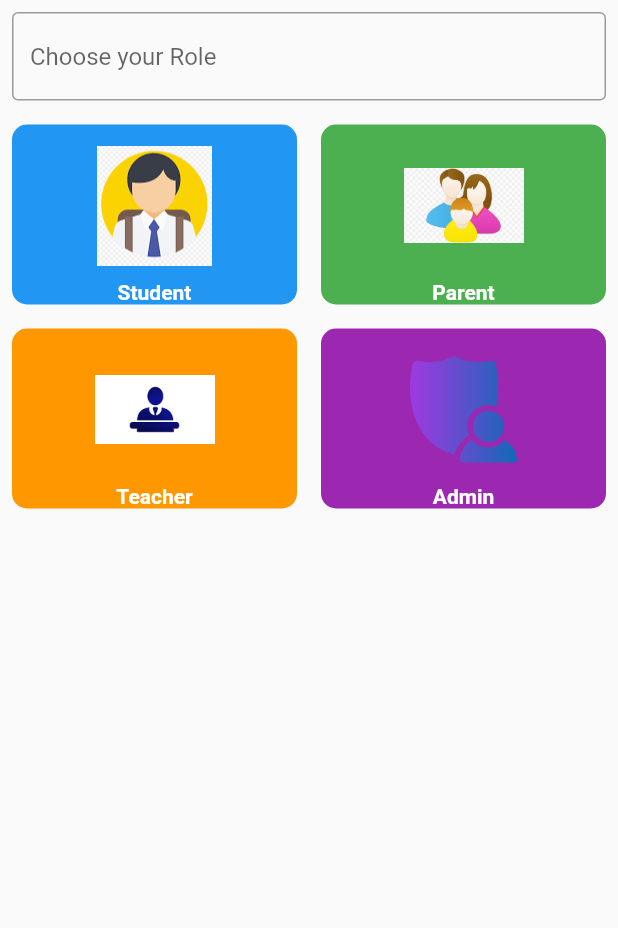
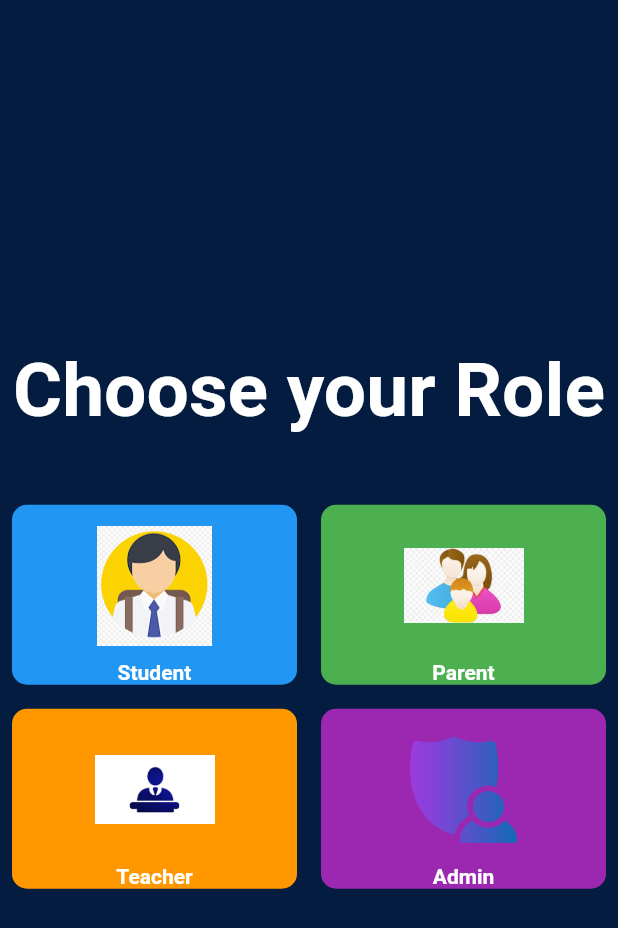
Before and after one commit to apilchand/School-management, a Flutter app: the screen it shows after launch, after a tap on "Login", on a phone screen of 412 x 824 dp. Shown: the top 928 px of the screen. Run offline on Flutter 3.47's test engine with Material 2 defaults, Android fonts, the phone set to English and light mode, and no system bars.

Commit message:
first day

```diff
--- a/lib/screens/Welcome.dart
+++ b/lib/screens/Welcome.dart
@@ -5,7 +5,7 @@ class WelcomeScreen extends StatelessWidget {
   @override
   Widget build(BuildContext context) {
     return Scaffold(
-      backgroundColor: Colors.blue[900],
+      backgroundColor: Color.fromARGB(255, 4, 28, 63),
       body: SafeArea(
         child: Column(
           crossAxisAlignment: CrossAxisAlignment.stretch,
@@ -23,12 +23,12 @@ class WelcomeScreen extends StatelessWidget {
                       width: 120,
                       height: 120,
                     ),
-                    SizedBox(height: 16),
+                    SizedBox(height: 26),
                     Text(
-                      'Welcome to My App',
+                      'Welcome to PathShala',
                       style: TextStyle(
                         color: Colors.white,
-                        fontSize: 24,
+                        fontSize: 30,
                         fontWeight: FontWeight.bold,
                       ),
                     ),
--- a/lib/screens/role_dash.dart
+++ b/lib/screens/role_dash.dart
@@ -1,21 +1,34 @@
 import 'package:flutter/material.dart';
-
+import 'Student/Sdashboard.dart';
 class RoleScreen extends StatelessWidget {
   @override
   Widget build(BuildContext context) {
     return Scaffold(
-      body: Column(
+       backgroundColor: Color.fromARGB(255, 4, 28, 63),
+      body:
+      Column(
+        //mainAxisAlignment: MainAxisAlignment.spaceEvenly,
+        mainAxisAlignment: MainAxisAlignment.center,
+  crossAxisAlignment: CrossAxisAlignment.start,
         children: [
           // Add text field at the top
           Padding(
             padding: const EdgeInsets.all(8.0),
-            child: TextField(
-              decoration: InputDecoration(
-                hintText: 'Choose your Role',
-                border: OutlineInputBorder(),
+            child:
+            Center(
+              child: Text(
+                          'Choose your Role',
+                          style: TextStyle(
+                            color: Color.fromARGB(255, 255, 255, 255),
+                            fontWeight: FontWeight.bold,
+                            fontSize: 50 ,
+                          ),
+
+
               ),
             ),
           ),
+          SizedBox(height: 30),
           // Add two rows of two containers
           Row(
             children: [
@@ -30,11 +43,23 @@ class RoleScreen extends StatelessWidget {
                   child: Column(
                     mainAxisAlignment: MainAxisAlignment.end,
                     children: [
-                      Image.asset(
+                      GestureDetector(
+  onTap: () {
+    Navigator.push(
+                            context,
+                            MaterialPageRoute(
+                              builder: (context) => Sdashboard(),
+                            ),
+                          );
+  },
+  child: Image.asset('images/student.png',width: 80,
+                        height: 80,),
+),
+                      /*Image.asset(
                         'images/student.png',
                         width: 80,
                         height: 80,
-                      ),
+                      ),*/
                       SizedBox(height: 10),
                       Text(
                         'Student',
```
Also changed, not shown: lib/screens/Student/Sdashboard.dart (added, +107 -0 lines), lib/TSA/Attendance.dart (added), lib/TSA/result.dart (added), lib/TSA/timetable.dart (added).
